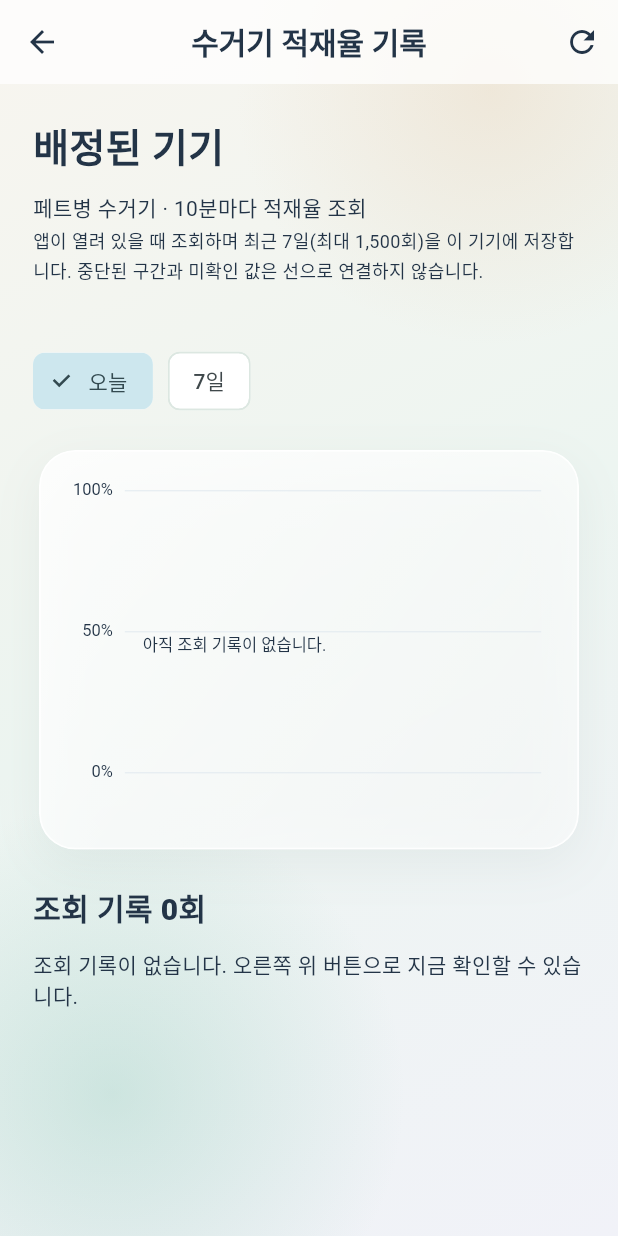
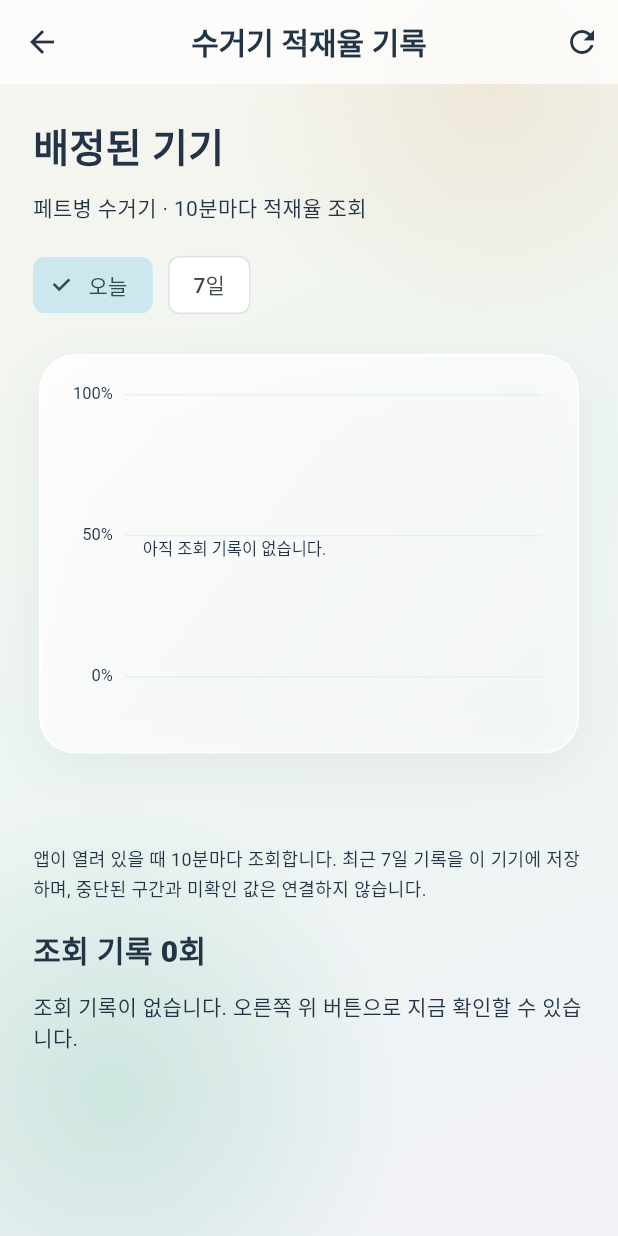
Before and after one commit to Hisabori/Su, a Flutter app: the DeviceHistoryScreen screen opened directly with empty values, on a phone screen of 412 x 824 dp. Run offline on Flutter 3.47's test engine with Material 3 defaults, Android fonts, the phone set to English and light mode, and no system bars; our stand-ins replace flutter_secure_storage, flutter_tts, speech_to_text, video_player, youtube_player_iframe; missing offline and left inert: dart:js_interop; accounts and stored records are empty; Roboto replaces fonts that are missing (NanumGothic).

Commit message:
Open collector charts first from device status

```diff
--- a/lib/screens/device_history_screen.dart
+++ b/lib/screens/device_history_screen.dart
@@ -94,10 +94,26 @@ class _DeviceHistoryScreenState extends State<DeviceHistoryScreen> {
                   const SizedBox(height: 10),
                   const Text('페트병 수거기 · 10분마다 적재율 조회',
                       style: TextStyle(height: 1.6)),
-                  const Text(
-                      '앱이 열려 있을 때 조회하며 최근 7일(최대 1,500회)을 이 기기에 저장합니다. 중단된 구간과 미확인 값은 선으로 연결하지 않습니다.',
-                      style: TextStyle(fontSize: 12, height: 1.6)),
-                  const SizedBox(height: 20),
+                  const SizedBox(height: 16),
+                  Row(children: [
+                    ChoiceChip(
+                        label: const Text('오늘'),
+                        selected: !week,
+                        onSelected: (_) => setState(() => week = false)),
+                    const SizedBox(width: 10),
+                    ChoiceChip(
+                        label: const Text('7일'),
+                        selected: week,
+                        onSelected: (_) => setState(() => week = true))
+                  ]),
+                  const SizedBox(height: 18),
+                  if (loading) const Center(child: CircularProgressIndicator()),
+                  if (error != null) Text(error!),
+                  GlassCard(
+                      child: Padding(
+                          padding: const EdgeInsets.all(12),
+                          child: DeviceHistoryChart(records: visible))),
+                  const SizedBox(height: 16),
                   if (latest != null)
                     GlassCard(
                         semanticContainer: false,
@@ -126,25 +142,11 @@ class _DeviceHistoryScreenState extends State<DeviceHistoryScreen> {
                   if (widget.monitor.storageFailed)
                     const Text('현재 조회 결과를 기기에 저장하지 못했습니다. 저장 공간을 확인해 주세요.'),
                   const SizedBox(height: 20),
-                  Row(children: [
-                    ChoiceChip(
-                        label: const Text('오늘'),
-                        selected: !week,
-                        onSelected: (_) => setState(() => week = false)),
-                    const SizedBox(width: 10),
-                    ChoiceChip(
-                        label: const Text('7일'),
-                        selected: week,
-                        onSelected: (_) => setState(() => week = true))
-                  ]),
-                  const SizedBox(height: 18),
-                  if (loading) const Center(child: CircularProgressIndicator()),
-                  if (error != null) Text(error!),
-                  GlassCard(
-                      child: Padding(
-                          padding: const EdgeInsets.all(12),
-                          child: DeviceHistoryChart(records: visible))),
                   const SizedBox(height: 20),
+                  const Text(
+                      '앱이 열려 있을 때 10분마다 조회합니다. 최근 7일 기록을 이 기기에 저장하며, 중단된 구간과 미확인 값은 연결하지 않습니다.',
+                      style: TextStyle(fontSize: 12, height: 1.6)),
+                  const SizedBox(height: 16),
                   Text('조회 기록 ${visible.length}회',
                       style: const TextStyle(
                           fontSize: 20, fontWeight: FontWeight.w800)),
--- a/lib/screens/login_screen.dart
+++ b/lib/screens/login_screen.dart
@@ -205,7 +205,7 @@ class _LoginScreenState extends State<LoginScreen> {
       const Text('홈 화면에 설치: Safari 공유 → 홈 화면에 추가 / Chrome 메뉴 → 앱 설치',
           textAlign: TextAlign.center, style: TextStyle(fontSize: 12)),
       const SizedBox(height: 8),
-      const Text('v1.15.0 · 빌드 27',
+      const Text('v1.16.0 · 빌드 28',
           textAlign: TextAlign.center, style: TextStyle(fontSize: 12)),
       const SizedBox(height: 8),
       const Text('로그인과 결과 저장에는 인터넷 연결이 필요합니다.',
--- a/lib/screens/work_screen.dart
+++ b/lib/screens/work_screen.dart
@@ -553,6 +553,10 @@ class _WorkScreenState extends State<WorkScreen> with WidgetsBindingObserver {
         });
       }
       if (!mounted) return;
+      if (AppStyle.isBeta(context)) {
+        await showDeviceHistory();
+        return;
+      }
       holdMedia();
       try {
         await showDialog<void>(
@@ -1301,7 +1305,7 @@ class _WorkScreenState extends State<WorkScreen> with WidgetsBindingObserver {
                                 logout();
                               }),
                           const SizedBox(height: 8),
-                          const Text('수호천사 v1.15.0',
+                          const Text('수호천사 v1.16.0',
                               style: TextStyle(color: Colors.grey)),
                         ])))))).whenComplete(() {
       if (mounted) releaseMedia();
--- a/pubspec.yaml
+++ b/pubspec.yaml
@@ -1,7 +1,7 @@
 name: suho_angel
 description: APK evidence based reconstruction of the Suhoangel Android app.
 publish_to: none
-version: 1.15.0+27
+version: 1.16.0+28
 environment:
   sdk: '>=3.5.0 <4.0.0'
 dependencies:
```
Also changed, not shown: 4 other files.
